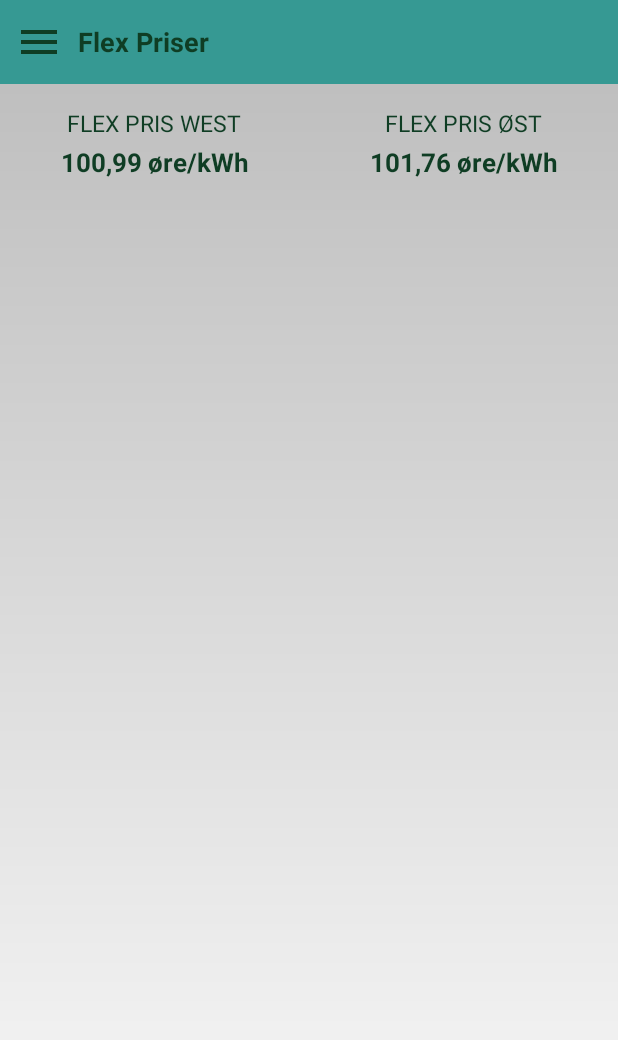
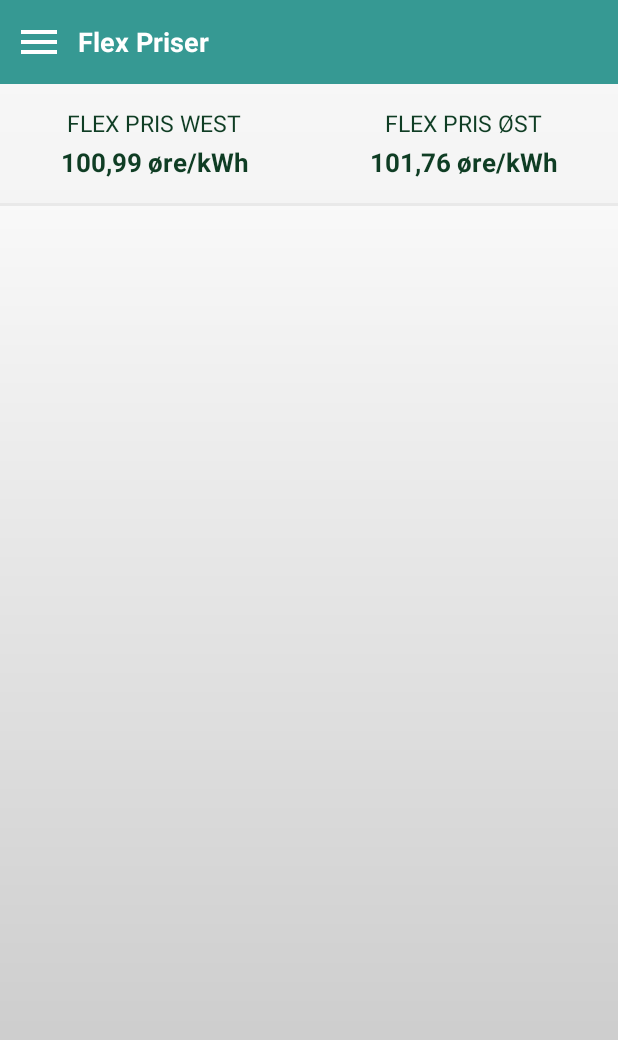
Before and after one commit to LarsRosenkilde/ElectricityPrices, an Android app: the layout flex_activity.xml on its own in the app's theme, with its tools: preview values and no code run, on a phone screen of 412 x 824 dp. Shown: the top 1040 px of the screen. Run offline under Robolectric (Android 15) with nearby library versions, the phone set to English and light mode, and no system bars.

Commit message:
Flex Activity color update

```diff
--- a/app/src/main/res/drawable/drop_shadow.xml
+++ b/app/src/main/res/drawable/drop_shadow.xml
@@ -3,7 +3,7 @@
     android:shape="rectangle">
 
     <gradient
-        android:angle="90"
+        android:angle="60"
         android:endColor="@color/semiDark"
         android:startColor="@android:color/transparent" />
 </shape>
--- a/app/src/main/res/layout/flex_activity.xml
+++ b/app/src/main/res/layout/flex_activity.xml
@@ -21,7 +21,7 @@
             android:layout_height="32dp"
             android:contentDescription="@string/app_name"
             android:src="@drawable/ic_menu"
-            app:tint="@color/norlysDarkGreen" />
+            app:tint="@color/white" />
 
         <TextView
             android:layout_width="0dp"
@@ -30,10 +30,9 @@
             android:layout_marginEnd="10dp"
             android:layout_weight="1"
             android:text="@string/flex_priser"
-            android:textColor="@color/norlysDarkGreen"
+            android:textColor="@color/white"
             android:textSize="18sp"
             android:textStyle="bold" />
-
     </LinearLayout>
 
     <View
@@ -41,6 +40,13 @@
         android:layout_height="wrap_content"
         android:background="@drawable/drop_shadow"
         app:layout_constraintTop_toBottomOf="@id/layoutToolbar" />
+
+    <View
+        android:layout_width="match_parent"
+        android:layout_height="0dp"
+        android:background="@color/colorlabel_background"
+        app:layout_constraintTop_toBottomOf="@id/layoutToolbar"
+        app:layout_constraintBottom_toTopOf="@+id/viewDivider"/>
 
     <TextView
         android:id="@+id/flexWestPrice"
@@ -102,5 +108,12 @@
         app:layout_constraintStart_toStartOf="@id/flexEastPrice"
         app:layout_constraintTop_toBottomOf="@id/flexEastPrice" />
 
+    <View
+        android:id="@+id/viewDivider"
+        android:layout_width="match_parent"
+        android:layout_height="2dp"
+        android:layout_marginTop="15dp"
+        android:background="@color/colorDivider"
+        app:layout_constraintTop_toBottomOf="@+id/price_west"/>
 
 </androidx.constraintlayout.widget.ConstraintLayout>
--- a/app/src/main/res/values/colors.xml
+++ b/app/src/main/res/values/colors.xml
@@ -11,4 +11,6 @@
     <color name="norlysDarkGreen">#0F3D24</color>
     <color name="norlysRed">#F7242E</color>
     <color name="semiDark">#40000000</color>
+    <color name="colorlabel_background">#99F2F2F2</color>
+    <color name="colorDivider">#E9E9E9</color>
 </resources>
```
